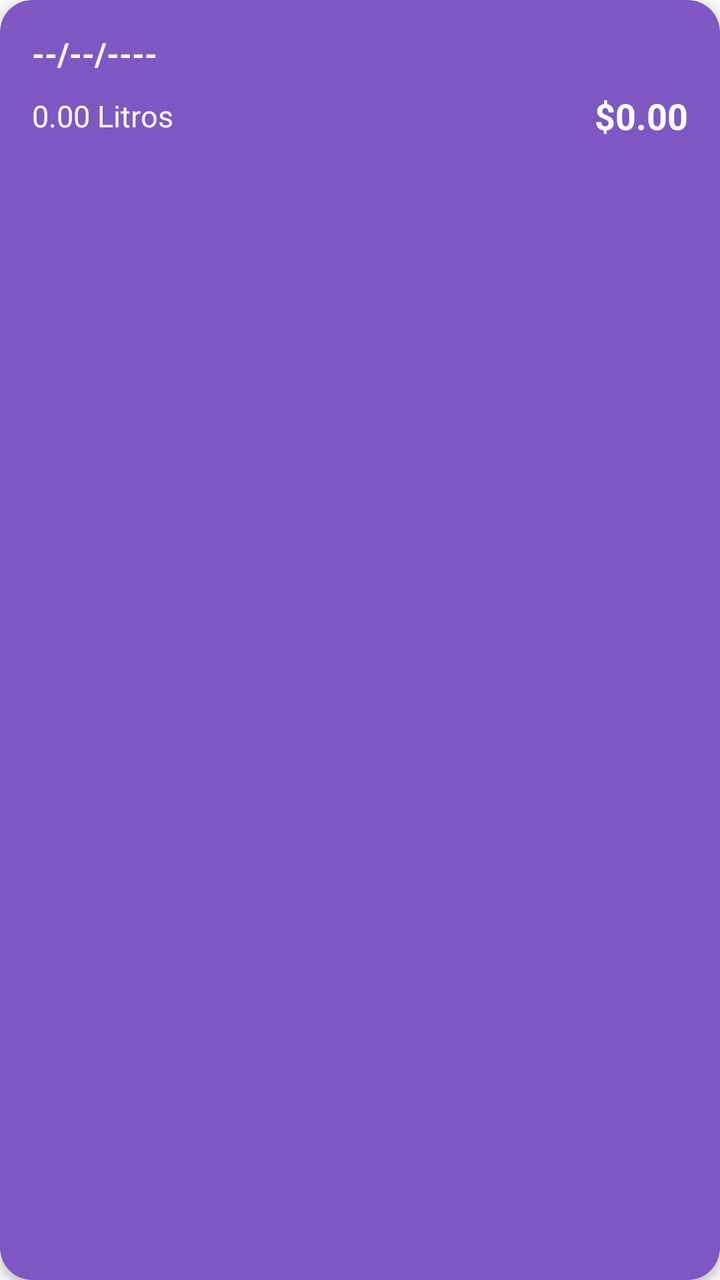
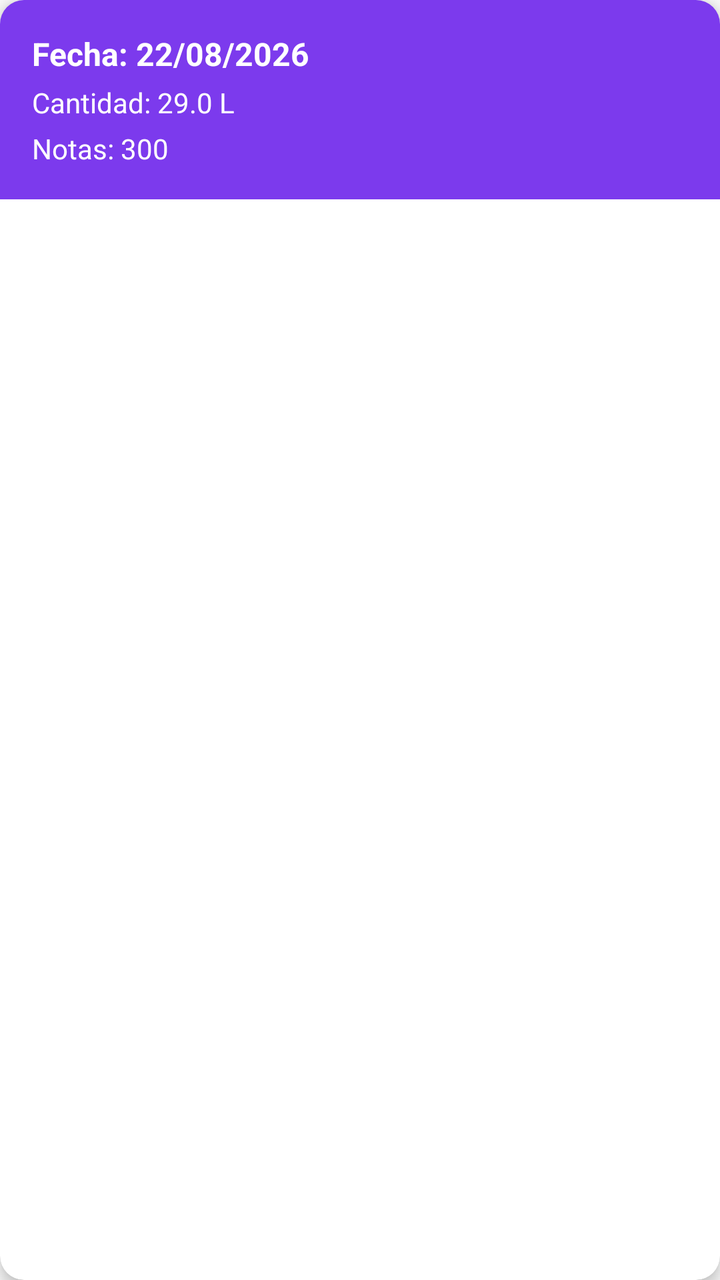

Screens rendered from an Android XML layout before and after an edit, with the pre-edit source and the edit as a unified diff.
<!-- AndroidManifest.xml: application theme Theme.AppCompat.Light.NoActionBar -->
<!-- res/layout/item_carga.xml -->
<androidx.cardview.widget.CardView
    xmlns:android="http://schemas.android.com/apk/res/android"
    xmlns:app="http://schemas.android.com/apk/res-auto"
    android:layout_width="match_parent"
    android:layout_height="wrap_content"
    android:layout_marginHorizontal="16dp"
    android:layout_marginVertical="6dp"
    app:cardCornerRadius="16dp"
    app:cardElevation="3dp"
    android:foreground="?android:attr/selectableItemBackground"
    app:cardBackgroundColor="@color/purple_card">

    <LinearLayout
        android:layout_width="match_parent"
        android:layout_height="wrap_content"
        android:orientation="vertical"
        android:padding="16dp">

        <TextView
            android:id="@+id/txtFecha"
            android:layout_width="wrap_content"
            android:layout_height="wrap_content"
            android:text="--/--/----"
            android:textStyle="bold"
            android:textColor="@color/white"
            android:textSize="16sp"/>

        <LinearLayout
            android:layout_width="match_parent"
            android:layout_height="wrap_content"
            android:orientation="horizontal"
            android:layout_marginTop="8dp"
            android:gravity="center_vertical">

            <TextView
                android:id="@+id/txtCantidad"
                android:layout_width="0dp"
                android:layout_height="wrap_content"
                android:layout_weight="1"
                android:text="0.00 Litros"
                android:textColor="@color/white"
                android:textSize="15sp"/>

            <TextView
                android:id="@+id/txtNotas"
                android:layout_width="wrap_content"
                android:layout_height="wrap_content"
                android:text="$0.00"
                android:textStyle="bold"
                android:textColor="@color/white"
                android:textSize="18sp"/>
        </LinearLayout>

    </LinearLayout>
</androidx.cardview.widget.CardView>
<!-- resources referenced by this layout -->
<resources>
  <color name="purple_card">#7E57C2</color>
  <color name="white">#FFFFFF</color>
</resources>

<!-- the commit's change to res/layout/item_carga.xml (unified diff, before → after) -->
@@ -1,55 +1,46 @@
-<androidx.cardview.widget.CardView
-    xmlns:android="http://schemas.android.com/apk/res/android"
+<?xml version="1.0" encoding="utf-8"?>
+<androidx.cardview.widget.CardView xmlns:android="http://schemas.android.com/apk/res/android"
     xmlns:app="http://schemas.android.com/apk/res-auto"
     android:layout_width="match_parent"
     android:layout_height="wrap_content"
-    android:layout_marginHorizontal="16dp"
+    android:layout_marginHorizontal="12dp"
     android:layout_marginVertical="6dp"
-    app:cardCornerRadius="16dp"
-    app:cardElevation="3dp"
-    android:foreground="?android:attr/selectableItemBackground"
-    app:cardBackgroundColor="@color/purple_card">
+    app:cardCornerRadius="12dp"
+    app:cardElevation="4dp">
 
     <LinearLayout
         android:layout_width="match_parent"
         android:layout_height="wrap_content"
         android:orientation="vertical"
+        android:background="#7C3AED"
         android:padding="16dp">
 
         <TextView
-            android:id="@+id/txtFecha"
-            android:layout_width="wrap_content"
-            android:layout_height="wrap_content"
-            android:text="--/--/----"
-            android:textStyle="bold"
-            android:textColor="@color/white"
-            android:textSize="16sp"/>
-
-        <LinearLayout
+            android:id="@+id/tvFecha"
             android:layout_width="match_parent"
             android:layout_height="wrap_content"
-            android:orientation="horizontal"
-            android:layout_marginTop="8dp"
-            android:gravity="center_vertical">
+            android:text="Fecha: 22/08/2026"
+            android:textColor="@android:color/white"
+            android:textSize="16sp"
+            android:textStyle="bold" />
 
-            <TextView
-                android:id="@+id/txtCantidad"
-                android:layout_width="0dp"
-                android:layout_height="wrap_content"
-                android:layout_weight="1"
-                android:text="0.00 Litros"
-                android:textColor="@color/white"
-                android:textSize="15sp"/>
+        <TextView
+            android:id="@+id/tvCantidad"
+            android:layout_width="match_parent"
+            android:layout_height="wrap_content"
+            android:layout_marginTop="4dp"
+            android:text="Cantidad: 29.0 L"
+            android:textColor="@android:color/white"
+            android:textSize="14sp" />
 
-            <TextView
-                android:id="@+id/txtNotas"
-                android:layout_width="wrap_content"
-                android:layout_height="wrap_content"
-                android:text="$0.00"
-                android:textStyle="bold"
-                android:textColor="@color/white"
-                android:textSize="18sp"/>
-        </LinearLayout>
+        <TextView
+            android:id="@+id/tvNotas"
+            android:layout_width="match_parent"
+            android:layout_height="wrap_content"
+            android:layout_marginTop="4dp"
+            android:text="Notas: 300"
+            android:textColor="@android:color/white"
+            android:textSize="14sp" />
 
     </LinearLayout>
 </androidx.cardview.widget.CardView>
<!-- resource entries referenced after the edit -->
@@ -1,6 +1,5 @@
 <!-- resources referenced by this layout -->
 <resources>
-  <color name="purple_card">#7E57C2</color>
-  <color name="white">#FFFFFF</color>
+
 </resources>
 
